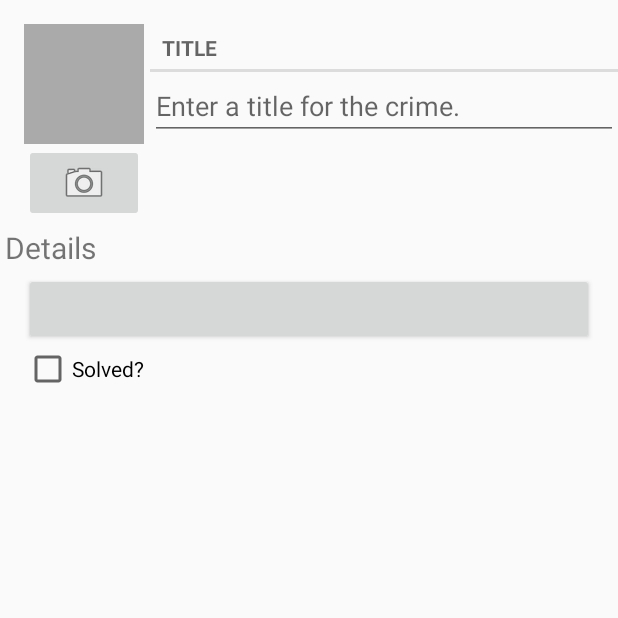
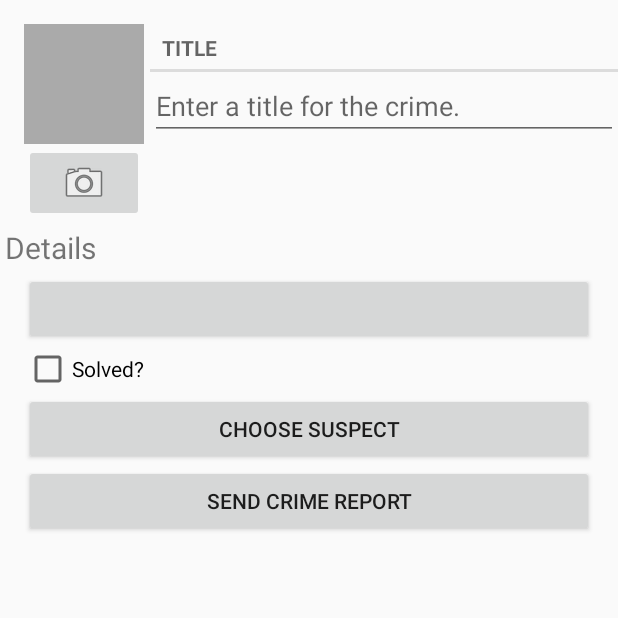
Before and after one commit to abhishekkumar1989/android1, an Android app: the fragment CrimeFragment placed in its activity, on a phone screen of 412 x 824 dp, the top half of it. Run offline under Robolectric (Android 15) with nearby library versions, the phone set to English and light mode, and no system bars; 7 statements that could not run were skipped.

Commit message:
running code

```diff
--- a/criminalIntent/src/main/java/com/abhishek_k/mymodule/criminalIntent/SingleFragmentActivity.java
+++ b/criminalIntent/src/main/java/com/abhishek_k/mymodule/criminalIntent/SingleFragmentActivity.java
@@ -15,7 +15,7 @@ public abstract class SingleFragmentActivity extends FragmentActivity {
     public void onCreate(Bundle savedInstanceState) {
         super.onCreate(savedInstanceState);
         Log.d(TAG, "onCreate() called");
-        setContentView(R.layout.activity_fragment);
+        setContentView(getLayoutId());
         FragmentManager fm = getSupportFragmentManager();
         Fragment fragment = fm.findFragmentById(R.id.fragmentContainer);
 
@@ -28,6 +28,10 @@ public abstract class SingleFragmentActivity extends FragmentActivity {
 
     }
 
+    private int getLayoutId() {
+        return R.layout.activity_fragment;
+    }
+
     protected abstract Fragment createFragment();
 
 }
--- a/criminalIntent/src/main/java/com/abhishek_k/mymodule/criminalIntent/utils/PictureUtils.java
+++ b/criminalIntent/src/main/java/com/abhishek_k/mymodule/criminalIntent/utils/PictureUtils.java
@@ -9,7 +9,6 @@ import android.widget.ImageView;
 
 public class PictureUtils {
 
-    @SuppressWarnings("deprecation")
     public static BitmapDrawable getScaledDrawable(Activity a, String path) {
         Display display = a.getWindowManager().getDefaultDisplay();
         float destWidth = display.getWidth();
--- a/criminalIntent/src/main/res/layout-land/fragment_crime.xml
+++ b/criminalIntent/src/main/res/layout-land/fragment_crime.xml
@@ -1,8 +1,12 @@
 <?xml version="1.0" encoding="utf-8"?>
 
-<LinearLayout xmlns:android="http://schemas.android.com/apk/res/android"
+<ScrollView xmlns:android="http://schemas.android.com/apk/res/android"
     android:layout_width="match_parent"
-    android:layout_height="match_parent"
+    android:layout_height="match_parent">
+
+    <LinearLayout
+        android:layout_width="match_parent"
+        android:layout_height="wrap_content"
         android:orientation="vertical">
 
         <LinearLayout
@@ -80,4 +84,28 @@
                 android:text="@string/crime_solved_label" />
         </LinearLayout>
 
+        <LinearLayout
+            android:layout_width="match_parent"
+            android:layout_height="wrap_content"
+            android:layout_marginLeft="16dp"
+            android:layout_marginRight="16dp"
+            android:orientation="horizontal">
+
+            <Button
+                android:id="@+id/crime_suspectButton"
+                android:layout_width="wrap_content"
+                android:layout_height="wrap_content"
+                android:layout_weight="1"
+                android:text="@string/crime_suspect_text" />
+
+            <Button
+                android:id="@+id/crime_reportButton"
+                android:layout_width="wrap_content"
+                android:layout_height="wrap_content"
+                android:layout_weight="1"
+                android:text="@string/crime_report_text" />
         </LinearLayout>
+
+    </LinearLayout>
+
+</ScrollView>
--- a/criminalIntent/src/main/res/layout/fragment_crime.xml
+++ b/criminalIntent/src/main/res/layout/fragment_crime.xml
@@ -25,6 +25,7 @@
                 android:background="@android:color/darker_gray"
                 android:cropToPadding="true"
                 android:scaleType="centerInside" />
+
             <ImageButton
                 android:id="@+id/crime_imageButton"
                 android:layout_width="match_parent"
@@ -74,4 +75,20 @@
         android:layout_marginRight="16dp"
         android:text="@string/crime_solved_label" />
 
+    <Button
+        android:id="@+id/crime_suspectButton"
+        android:layout_width="match_parent"
+        android:layout_marginLeft="16dp"
+        android:layout_marginRight="16dp"
+        android:layout_height="wrap_content"
+        android:text="@string/crime_suspect_text" />
+
+    <Button
+        android:id="@+id/crime_reportButton"
+        android:layout_width="match_parent"
+        android:layout_marginLeft="16dp"
+        android:layout_marginRight="16dp"
+        android:layout_height="wrap_content"
+        android:text="@string/crime_report_text" />
+
 </LinearLayout>
--- a/criminalIntent/src/main/res/values/strings.xml
+++ b/criminalIntent/src/main/res/values/strings.xml
@@ -16,5 +16,16 @@
     <string name="subtitle">If you see something, say something.</string>
     <string name="delete_crime">Delete</string>
     <string name="take_picture">Take!</string>
+    <string name="crime_suspect_text">Choose Suspect</string>
+    <string name="crime_report_text">Send Crime Report</string>
+    <string name="crime_report">%1$s! The crime was discovered on %2$s. %3$s, and %4$s</string>
+    <string name="crime_report_solved">The case is solved</string>
+    <string name="crime_report_unsolved">The case is not solved</string>
+    <string name="crime_report_no_suspect">There is no suspect.</string>
+    <string name="crime_report_suspect">The suspect is %s.</string>
+    <string name="crime_report_subject">CriminalIntent Crime Report</string>
+    <string name="send_report">Send crime report via</string>
+    <string name="no_suspect_found">No suspect</string>
+
 
 </resources>
```
Also changed, not shown: criminalIntent/src/main/java/com/abhishek_k/mymodule/criminalIntent/CrimeFragment.java (+65 -0 lines), criminalIntent/src/main/java/com/abhishek_k/mymodule/criminalIntent/CrimeListFragment.java (+14 -7 lines), criminalIntent/src/main/java/com/abhishek_k/mymodule/criminalIntent/model/Crime.java (+13 -0 lines), criminalIntent/src/main/java/com/abhishek_k/mymodule/criminalIntent/utils/Helper.java (added, +13 -0 lines), criminalIntent/src/main/res/layout/activity_twopane.xml (added, +9 -0 lines), criminalIntent/src/main/res/layout/list_item_crime.xml (+21 -5 lines). Lines whose indentation alone changed are shown as unchanged.
